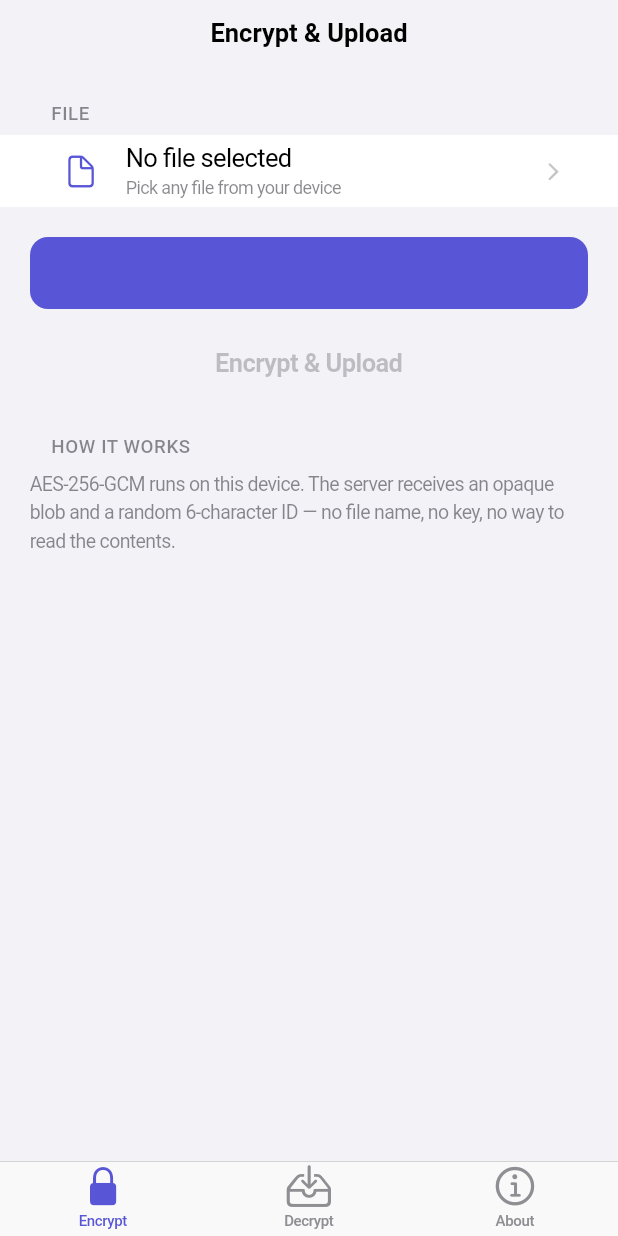
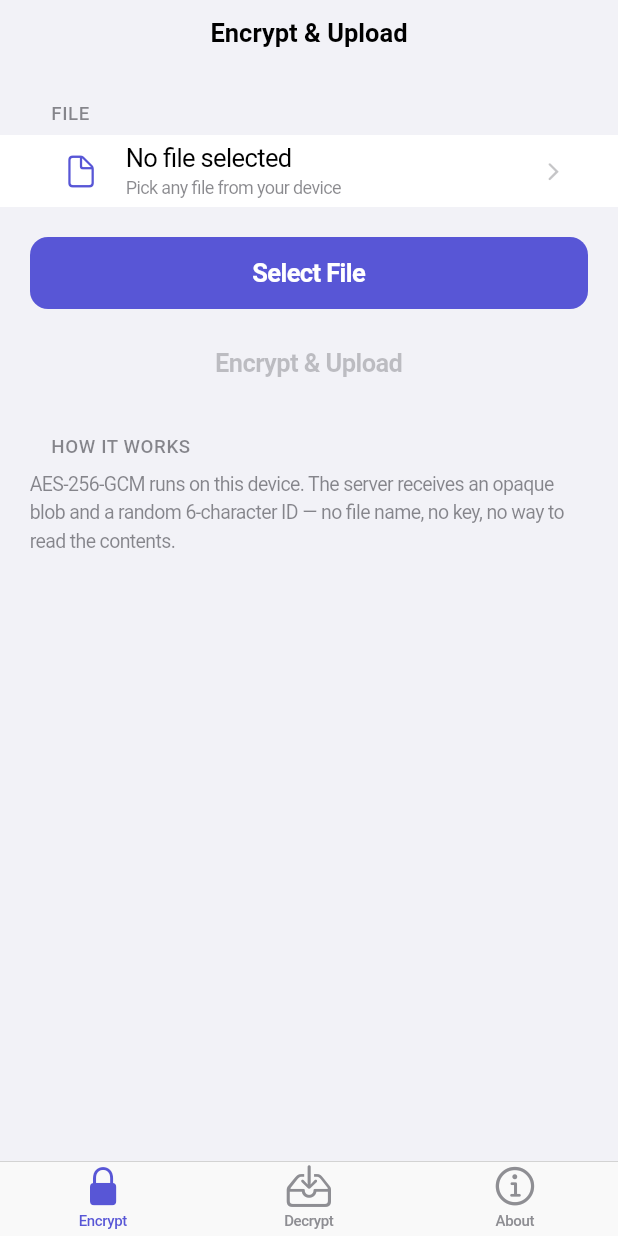
Before and after one commit to mfm965204-cell/errorcloud-v2, a Flutter app: the screen it shows after launch, on a phone screen of 412 x 824 dp. Run offline on Flutter 3.47's test engine with Material 3 defaults, Android fonts, the phone set to English and light mode, and no system bars; our stand-ins replace file_picker; missing offline and left inert: file_saver, pointycastle.

Commit message:
fix: release APK had no INTERNET permission (v1.0.1)
The Flutter template declares android.permission.INTERNET only in the
debug/profile manifests, so the release build could not resolve any
host and every upload failed with 'Failed host lookup'.

- tools/patch_android.py now injects INTERNET + ACCESS_NETWORK_STATE
  and fails the build if the manifest is missing them
- filled Cupertino buttons get explicit white labels (the purple
  'Select File' label was invisible on the accent background)
- DNS failures surface a readable message instead of a raw OS error
- version 1.0.1+2

```diff
--- a/lib/src/app_config.dart
+++ b/lib/src/app_config.dart
@@ -8,7 +8,7 @@ class AppConfig {
   const AppConfig._();
 
   static const String appName = 'Errorcloud';
-  static const String appVersion = '1.0.0';
+  static const String appVersion = '1.0.1';
   static const String signature = 'Developed by Error';
 
   /// Blind storage backend (Cloudflare Worker).
--- a/lib/src/screens/download_decrypt_screen.dart
+++ b/lib/src/screens/download_decrypt_screen.dart
@@ -180,7 +180,11 @@ class _DownloadDecryptScreenState extends State<DownloadDecryptScreen> {
                       )
                     : const Text(
                         'Download & Decrypt',
-                        style: TextStyle(fontWeight: FontWeight.w600),
+                        style: TextStyle(
+                          fontSize: 17,
+                          fontWeight: FontWeight.w600,
+                          color: CupertinoColors.white,
+                        ),
                       ),
               ),
             ),
--- a/lib/src/screens/encrypt_upload_screen.dart
+++ b/lib/src/screens/encrypt_upload_screen.dart
@@ -205,7 +205,11 @@ class _EncryptUploadScreenState extends State<EncryptUploadScreen> {
                 onPressed: _busy ? null : _pickFile,
                 child: const Text(
                   'Select File',
-                  style: TextStyle(fontWeight: FontWeight.w600),
+                  style: TextStyle(
+                    fontSize: 17,
+                    fontWeight: FontWeight.w600,
+                    color: CupertinoColors.white,
+                  ),
                 ),
               ),
             ),
@@ -221,9 +225,15 @@ class _EncryptUploadScreenState extends State<EncryptUploadScreen> {
                     ? const CupertinoActivityIndicator(
                         color: CupertinoColors.white,
                       )
-                    : const Text(
+                    : Text(
                         'Encrypt & Upload',
-                        style: TextStyle(fontWeight: FontWeight.w600),
+                        style: TextStyle(
+                          fontSize: 17,
+                          fontWeight: FontWeight.w600,
+                          color: hasFile
+                              ? CupertinoColors.white
+                              : CupertinoColors.tertiaryLabel,
+                        ),
                       ),
               ),
             ),
--- a/pubspec.yaml
+++ b/pubspec.yaml
@@ -1,7 +1,7 @@
 name: errorcloud
 description: "Errorcloud — a zero-knowledge encrypted file vault. Developed by Error."
 publish_to: 'none'
-version: 1.0.0+1
+version: 1.0.1+2
 
 environment:
   sdk: '>=3.4.0 <4.0.0'
```
Also changed, not shown: lib/src/services/api_client.dart (+13 -2 lines), 2 other files.
